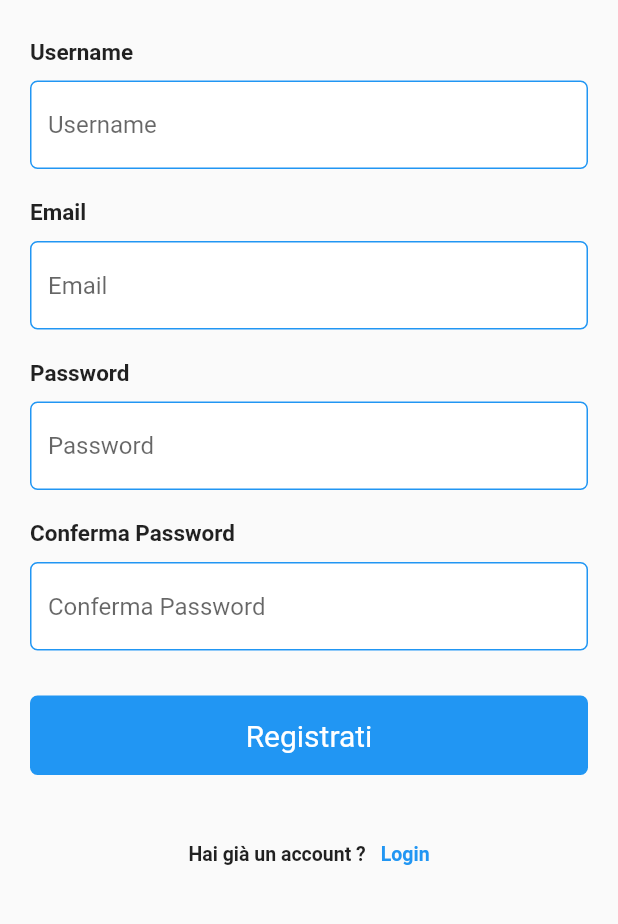
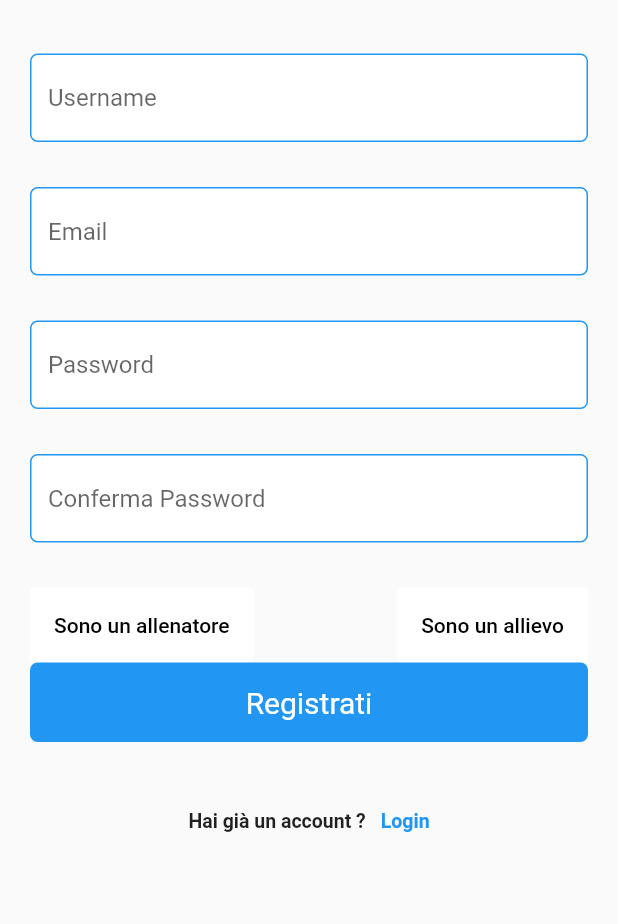
Before and after one commit to trionfettinico/pafp, a Flutter app: the screen it shows after launch, after a tap on "Registrati", on a phone screen of 412 x 824 dp, the part 104-1028 px from its top. Run offline on Flutter 3.47's test engine with Material 2 defaults, Android fonts, the phone set to English and light mode, and no system bars; our stand-ins replace firebase_auth; accounts and stored records are empty.

Commit message:
tolte label

```diff
--- a/lib/login/sign_in.dart
+++ b/lib/login/sign_in.dart
@@ -38,10 +38,10 @@ class _SignIn extends State<SignInPage> {
       child: Column(
         crossAxisAlignment: CrossAxisAlignment.start,
         children: <Widget>[
-          Text(
+          /*Text(
             title,
             style: TextStyle(fontWeight: FontWeight.bold, fontSize: 15),
-          ),
+          ),*/
           SizedBox(
             height: 10,
           ),
@@ -74,6 +74,26 @@ class _SignIn extends State<SignInPage> {
       child: Text(
         'Registrati',
         style: TextStyle(fontSize: 20, color: Colors.white),
+      ),
+    );
+  }
+
+  Widget _choiceButton() {
+    return Container(
+      width: MediaQuery.of(context).size.width,
+      child: Row(
+        children: <Widget>[
+          SizedBox(
+            height: 50, // works
+            child: FlatButton(onPressed: () {},child: Text("Sono un allenatore"),color: Colors.white,textColor: Colors.black,),
+          ),
+          //Spacer(flex: 1),
+          Spacer(),
+          SizedBox(
+            height: 50, // works
+            child: FlatButton(onPressed: () {},child: Text("Sono un allievo"),color: Colors.white,textColor: Colors.black,),
+          ),
+        ],
       ),
     );
   }
@@ -146,6 +166,7 @@ class _SignIn extends State<SignInPage> {
                     SizedBox(
                       height: 20,
                     ),
+                    _choiceButton(),
                     _submitButton(),
                     SizedBox(height: 10),
                     _loginAccountLabel(),
```
